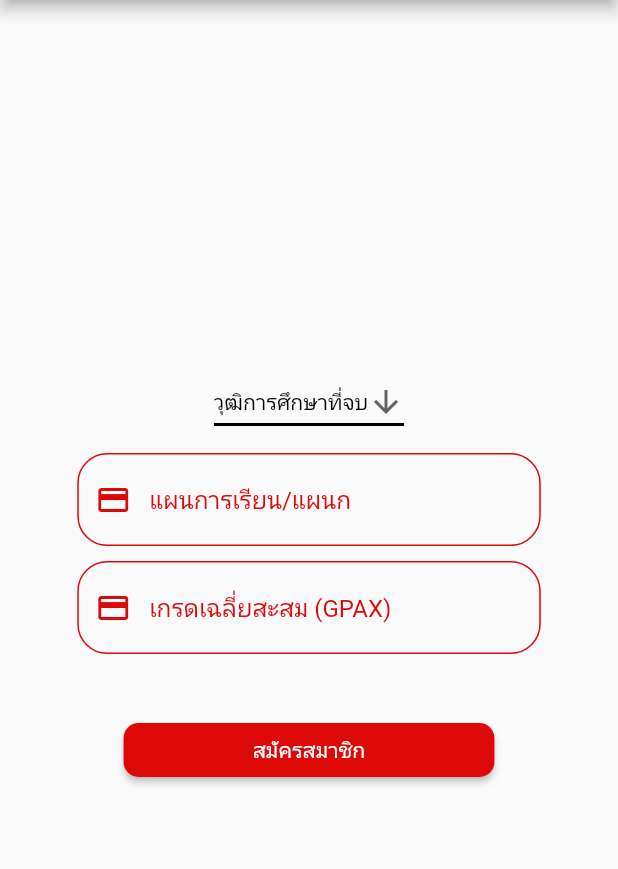
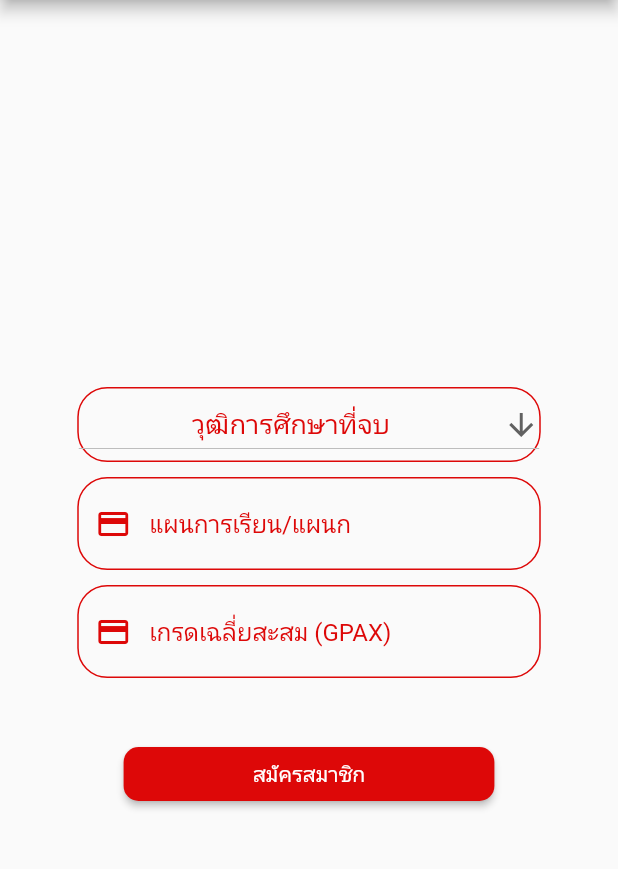
Before and after one commit to bassmodify/ProjectRmutt, a Flutter app: the Regiter3 screen opened by its route, on a phone screen of 412 x 824 dp, the part 84-953 px from its top. Run offline on Flutter 3.47's test engine with Material 2 defaults, Android fonts, the phone set to English and light mode, and no system bars.

Commit message:
Update my_style.dart
Change dropdown style

```diff
--- a/lib/utility/my_style.dart
+++ b/lib/utility/my_style.dart
@@ -30,30 +30,35 @@ class MyStyle {
   MyStyle();
 }
 
-
 class MyStatefulWidget extends StatefulWidget {
   const MyStatefulWidget({Key? key}) : super(key: key);
 
   @override
   State<MyStatefulWidget> createState() => _MyStatefulWidgetState();
 }
+
 class _MyStatefulWidgetState extends State<MyStatefulWidget> {
   String dropdownValue = 'คำนำหน้า';
   late double screen;
 
   @override
   Widget build(BuildContext context) {
-    return DropdownButton<String>(
+    screen = MediaQuery.of(context).size.width;
+    print('screen = $screen');
+    return Container(
+      margin: EdgeInsets.only(top: 30),
+      width: screen * 0.75,
+      decoration: BoxDecoration(
+        border: Border.all(color: MyStyle().color2),
+        borderRadius: BorderRadius.circular(20),
+      ),
+      child: DropdownButton<String>(
+        icon: const Icon(Icons.arrow_downward_rounded),
+        isExpanded: true,
         value: dropdownValue,
-      icon: const Icon(Icons.arrow_downward),
         iconSize: 24,
         elevation: 16,
-      style: const TextStyle(color: Colors.black),
-
-      underline: Container(
-        height: 2,
-        color: Colors.black,
-      ),
+        style: TextStyle(color: MyStyle().color2, fontSize: 18.0),
         onChanged: (String? newValue) {
           setState(() {
             dropdownValue = newValue!;
@@ -63,37 +68,48 @@ class _MyStatefulWidgetState extends State<MyStatefulWidget> {
             .map<DropdownMenuItem<String>>((String value) {
           return DropdownMenuItem<String>(
             value: value,
+            child: Center(
+              child: Container(
                 child: Text(value),
+              ),
+            ),
           );
         }).toList(),
+      ),
     );
   }
 }
-
 
 class Educationalqualification extends StatefulWidget {
   const Educationalqualification({Key? key}) : super(key: key);
 
   @override
-  State<Educationalqualification> createState() => _EducationalqualificationState();
+  State<Educationalqualification> createState() =>
+      _EducationalqualificationState();
 }
+
 class _EducationalqualificationState extends State<Educationalqualification> {
   String dropdownValue = 'วุฒิการศึกษาที่จบ';
   late double screen;
 
   @override
   Widget build(BuildContext context) {
-    return DropdownButton<String>(
+    screen = MediaQuery.of(context).size.width;
+    print('screen = $screen');
+    return Container(
+      margin: EdgeInsets.only(top: 30),
+      width: screen * 0.75,
+      decoration: BoxDecoration(
+        border: Border.all(color: MyStyle().color2),
+        borderRadius: BorderRadius.circular(20),
+      ),
+      child: DropdownButton<String>(
+        isExpanded: true,
         value: dropdownValue,
         icon: const Icon(Icons.arrow_downward),
         iconSize: 24,
         elevation: 16,
-      style: const TextStyle(color: Colors.black),
-
-      underline: Container(
-        height: 2,
-        color: Colors.black,
-      ),
+        style: TextStyle(color: MyStyle().color2, fontSize: 18.0),
         onChanged: (String? newValue) {
           setState(() {
             dropdownValue = newValue!;
@@ -103,9 +119,10 @@ class _EducationalqualificationState extends State<Educationalqualification> {
             .map<DropdownMenuItem<String>>((String value) {
           return DropdownMenuItem<String>(
             value: value,
-          child: Text(value),
+            child: Center(child: Container(child: Text(value))),
           );
         }).toList(),
+      ),
     );
   }
 }
```
Lines whose indentation alone changed are shown as unchanged.
